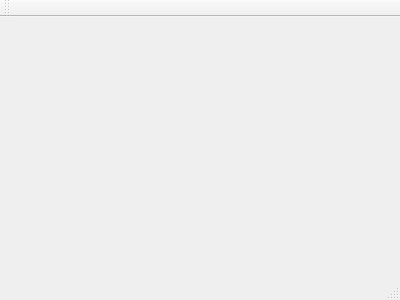
The window that Lab1-SimpleOpenGL/mainwindow.ui (KashaVarya/M-ACG) describes before a commit, drawn with Qt 5.
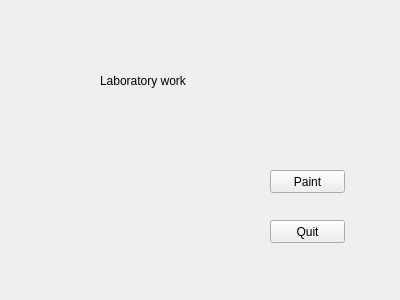
The same window after the commit.

```diff
--- a/Lab1-SimpleOpenGL/mainwindow.ui
+++ b/Lab1-SimpleOpenGL/mainwindow.ui
@@ -12,13 +12,49 @@
   <property name="windowTitle" >
    <string>MainWindow</string>
   </property>
-  <widget class="QMenuBar" name="menuBar" />
-  <widget class="QToolBar" name="mainToolBar" />
-  <widget class="QWidget" name="centralWidget" />
-  <widget class="QStatusBar" name="statusBar" />
+  <widget class="QWidget" name="centralWidget">
+   <widget class="QPushButton" name="pushButton">
+    <property name="geometry">
+     <rect>
+      <x>270</x>
+      <y>170</y>
+      <width>75</width>
+      <height>23</height>
+     </rect>
+    </property>
+    <property name="text">
+     <string>Paint</string>
+    </property>
+   </widget>
+   <widget class="QPushButton" name="pushButton_2">
+    <property name="geometry">
+     <rect>
+      <x>270</x>
+      <y>220</y>
+      <width>75</width>
+      <height>23</height>
+     </rect>
+    </property>
+    <property name="text">
+     <string>Quit</string>
+    </property>
+   </widget>
+   <widget class="QLabel" name="label">
+    <property name="geometry">
+     <rect>
+      <x>100</x>
+      <y>70</y>
+      <width>111</width>
+      <height>21</height>
+     </rect>
+    </property>
+    <property name="text">
+     <string>Laboratory work</string>
+    </property>
+   </widget>
+  </widget>
  </widget>
- <layoutDefault spacing="6" margin="11" />
- <pixmapfunction></pixmapfunction>
+ <layoutdefault spacing="6" margin="11"/>
  <resources/>
  <connections/>
 </ui>
```
Left out of the diff: 26 changed lines with no effect on the pictures.
